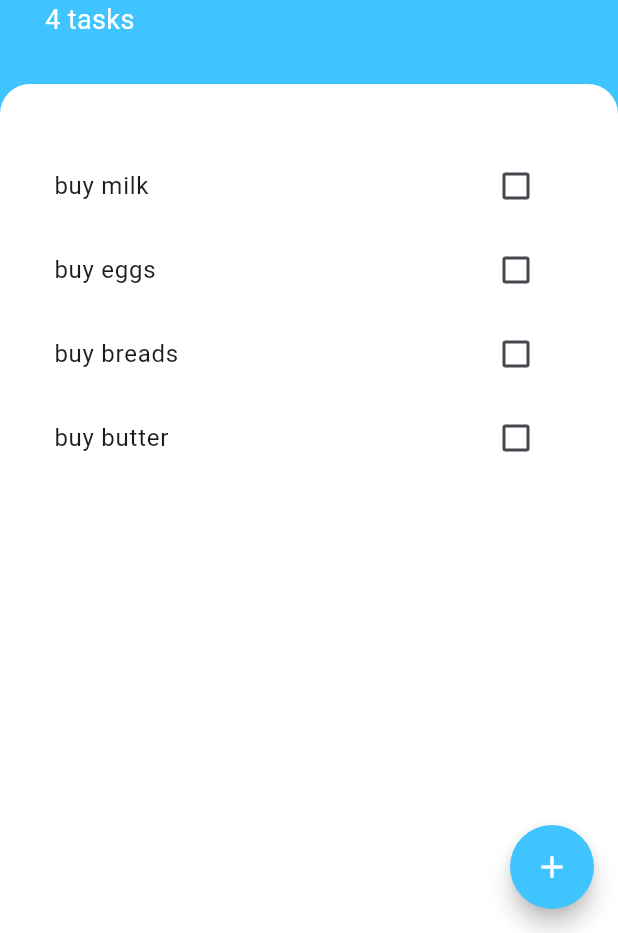
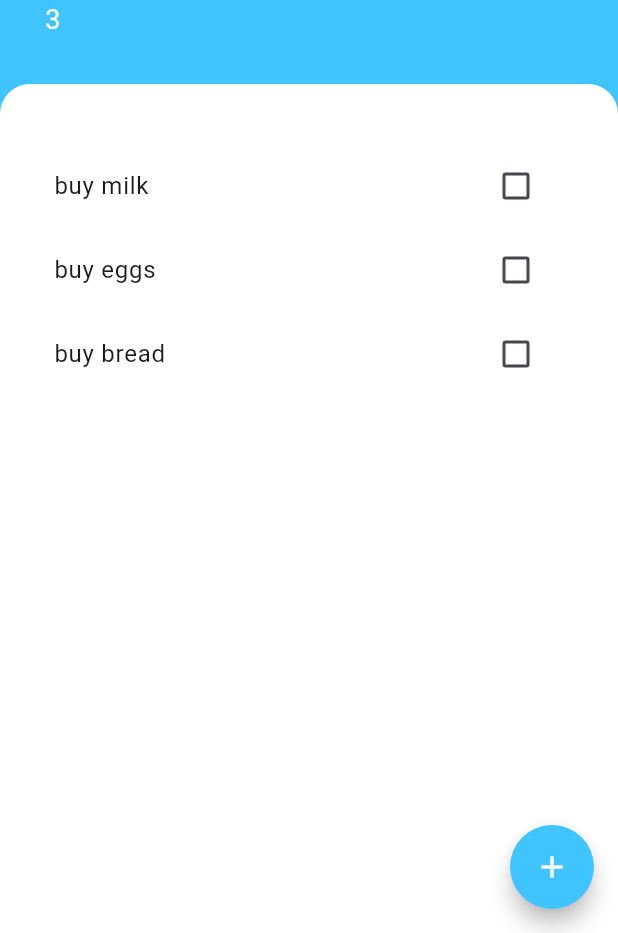
Before and after one commit to Sarathcholakkal/workouts_todoapp_provider, a Flutter app: the screen it shows after launch, on a phone screen of 412 x 824 dp, the part 303-1236 px from its top. Run offline on Flutter 3.47's test engine with Material 3 defaults, Android fonts, the phone set to English and light mode, and no system bars.

Commit message:
provider added ,access its value in sub tree, covert some widget from statful to stateless

```diff
--- a/lib/main.dart
+++ b/lib/main.dart
@@ -1,4 +1,6 @@
 import 'package:flutter/material.dart';
+import 'package:provider/provider.dart';
+import 'package:todoapp/model/task_data.dart';
 import 'package:todoapp/task_screen.dart';
 
 void main() {
@@ -10,12 +12,15 @@ class MyApp extends StatelessWidget {
 
   @override
   Widget build(BuildContext context) {
-    return MaterialApp(
-      title: 'Flutter Demo',
-      theme: ThemeData(
-        colorScheme: ColorScheme.fromSeed(seedColor: Colors.deepPurple),
+    return ChangeNotifierProvider(
+      create: (context) => TaskData(),
+      child: MaterialApp(
+        title: 'Flutter Demo',
+        theme: ThemeData(
+          colorScheme: ColorScheme.fromSeed(seedColor: Colors.deepPurple),
+        ),
+        home: TaskScreen(),
       ),
-      home: TaskScreen(),
     );
   }
 }
--- /dev/null
+++ b/lib/model/task_data.dart
@@ -0,0 +1,10 @@
+import 'package:flutter/material.dart';
+import 'package:todoapp/model/task.dart';
+
+class TaskData extends ChangeNotifier {
+  List<Task> tasks = [
+    Task(name: 'buy milk'),
+    Task(name: 'buy eggs'),
+    Task(name: 'buy bread'),
+  ];
+}
--- a/lib/task_screen.dart
+++ b/lib/task_screen.dart
@@ -1,7 +1,8 @@
 import 'package:flutter/material.dart';
-import 'package:todoapp/model/task.dart';
+import 'package:todoapp/model/task_data.dart';
 import 'package:todoapp/widgets/add_task_screen.dart';
 import 'package:todoapp/widgets/task_list.dart';
+import 'package:provider/provider.dart';
 
 class TaskScreen extends StatefulWidget {
   const TaskScreen({super.key});
@@ -11,13 +12,6 @@ class TaskScreen extends StatefulWidget {
 }
 
 class _TaskScreenState extends State<TaskScreen> {
-  List<Task> tasks = [
-    Task(name: 'buy milk'),
-    Task(name: 'buy eggs'),
-    Task(name: 'buy breads'),
-    Task(name: 'buy butter'),
-  ];
-
   @override
   Widget build(BuildContext context) {
     return Scaffold(
@@ -33,9 +27,9 @@ class _TaskScreenState extends State<TaskScreen> {
               ),
               child: AddTaskScreen(
                 addTaskCallback: (newtaskTitle) {
-                  setState(() {
-                    tasks.add(Task(name: newtaskTitle));
-                  });
+                  // setState(() {
+                  //   tasks.add(Task(name: newtaskTitle));
+                  // });
                 },
               ),
             ),
@@ -80,7 +74,7 @@ class _TaskScreenState extends State<TaskScreen> {
                     ),
                   ),
                   Text(
-                    '${tasks.length} tasks',
+                    '${Provider.of<TaskData>(context).tasks.length}',
                     style: TextStyle(color: Colors.white, fontSize: 18),
                   ),
                 ],
@@ -97,7 +91,7 @@ class _TaskScreenState extends State<TaskScreen> {
                     topRight: Radius.circular(20),
                   ),
                 ),
-                child: TaskList(tasks: tasks),
+                child: TaskList(),
               ),
             ),
           ],
--- a/lib/widgets/task_list.dart
+++ b/lib/widgets/task_list.dart
@@ -1,29 +1,23 @@
 import 'package:flutter/material.dart';
-import 'package:todoapp/model/task.dart';
+import 'package:todoapp/model/task_data.dart';
 import 'package:todoapp/widgets/task_tile.dart';
+import 'package:provider/provider.dart';
 
-class TaskList extends StatefulWidget {
-  final List<Task> tasks;
+class TaskList extends StatelessWidget {
+  const TaskList({super.key});
 
-  const TaskList({super.key, required this.tasks});
-
-  @override
-  State<TaskList> createState() => _TaskListState();
-}
-
-class _TaskListState extends State<TaskList> {
   @override
   Widget build(BuildContext context) {
     return ListView.builder(
-      itemCount: widget.tasks.length,
+      itemCount: Provider.of<TaskData>(context).tasks.length,
       itemBuilder: (context, index) {
         return TaskTile(
-          isChecked: widget.tasks[index].isDone,
-          taskTitle: widget.tasks[index].name,
+          isChecked: Provider.of<TaskData>(context).tasks[index].isDone,
+          taskTitle: Provider.of<TaskData>(context).tasks[index].name,
           checkboxCallback: (checkboxState) {
-            setState(() {
-              widget.tasks[index].toggleDone();
-            });
+            //   setState(() {
+            //     Provider.of<TaskData>(context).tasks[index].name;
+            //   });
           },
         );
       },
--- a/pubspec.yaml
+++ b/pubspec.yaml
@@ -34,6 +34,7 @@ dependencies:
   # The following adds the Cupertino Icons font to your application.
   # Use with the CupertinoIcons class for iOS style icons.
   cupertino_icons: ^1.0.8
+  provider: ^6.1.5
 
 dev_dependencies:
   flutter_test:
```
Also changed, not shown: pubspec.lock.
